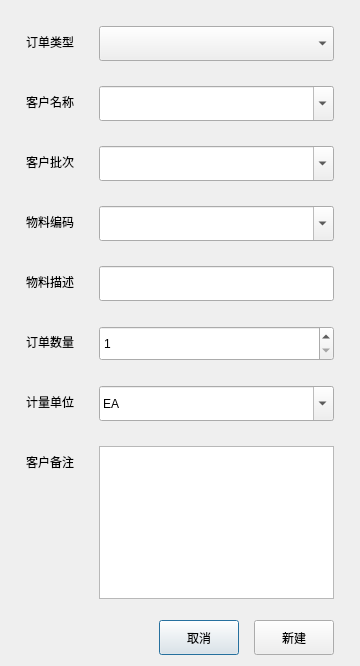
Old version of the form Qt/ERP/dialogneworder.ui in the repository superp2017/NTERP.
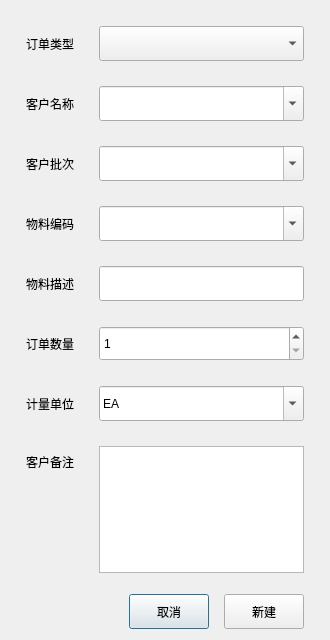
New version of the form.

Diff of the .ui file:
```diff
--- a/Qt/ERP/dialogneworder.ui
+++ b/Qt/ERP/dialogneworder.ui
@@ -6,14 +6,14 @@
    <rect>
     <x>0</x>
     <y>0</y>
-    <width>360</width>
-    <height>666</height>
+    <width>330</width>
+    <height>640</height>
    </rect>
   </property>
   <property name="minimumSize">
    <size>
-    <width>360</width>
-    <height>666</height>
+    <width>330</width>
+    <height>640</height>
    </size>
   </property>
   <property name="maximumSize">
@@ -48,6 +48,12 @@
      </property>
      <item row="1" column="0">
       <widget class="QLabel" name="label">
+       <property name="minimumSize">
+        <size>
+         <width>0</width>
+         <height>35</height>
+        </size>
+       </property>
        <property name="text">
         <string>客户名称</string>
        </property>
@@ -71,6 +77,12 @@
      </item>
      <item row="2" column="0">
       <widget class="QLabel" name="label_2">
+       <property name="minimumSize">
+        <size>
+         <width>0</width>
+         <height>35</height>
+        </size>
+       </property>
        <property name="text">
         <string>客户批次</string>
        </property>
@@ -94,6 +106,12 @@
      </item>
      <item row="3" column="0">
       <widget class="QLabel" name="label_3">
+       <property name="minimumSize">
+        <size>
+         <width>0</width>
+         <height>35</height>
+        </size>
+       </property>
        <property name="text">
         <string>物料编码</string>
        </property>
@@ -117,6 +135,12 @@
      </item>
      <item row="4" column="0">
       <widget class="QLabel" name="label_5">
+       <property name="minimumSize">
+        <size>
+         <width>0</width>
+         <height>35</height>
+        </size>
+       </property>
        <property name="text">
         <string>物料描述</string>
        </property>
@@ -137,6 +161,12 @@
      </item>
      <item row="5" column="0">
       <widget class="QLabel" name="label_4">
+       <property name="minimumSize">
+        <size>
+         <width>0</width>
+         <height>35</height>
+        </size>
+       </property>
        <property name="text">
         <string>订单数量</string>
        </property>
@@ -163,6 +193,12 @@
      </item>
      <item row="6" column="0">
       <widget class="QLabel" name="label_6">
+       <property name="minimumSize">
+        <size>
+         <width>0</width>
+         <height>35</height>
+        </size>
+       </property>
        <property name="text">
         <string>计量单位</string>
        </property>
@@ -219,6 +255,12 @@
      </item>
      <item row="0" column="0">
       <widget class="QLabel" name="label_8">
+       <property name="minimumSize">
+        <size>
+         <width>0</width>
+         <height>35</height>
+        </size>
+       </property>
        <property name="text">
         <string>订单类型</string>
        </property>
```
